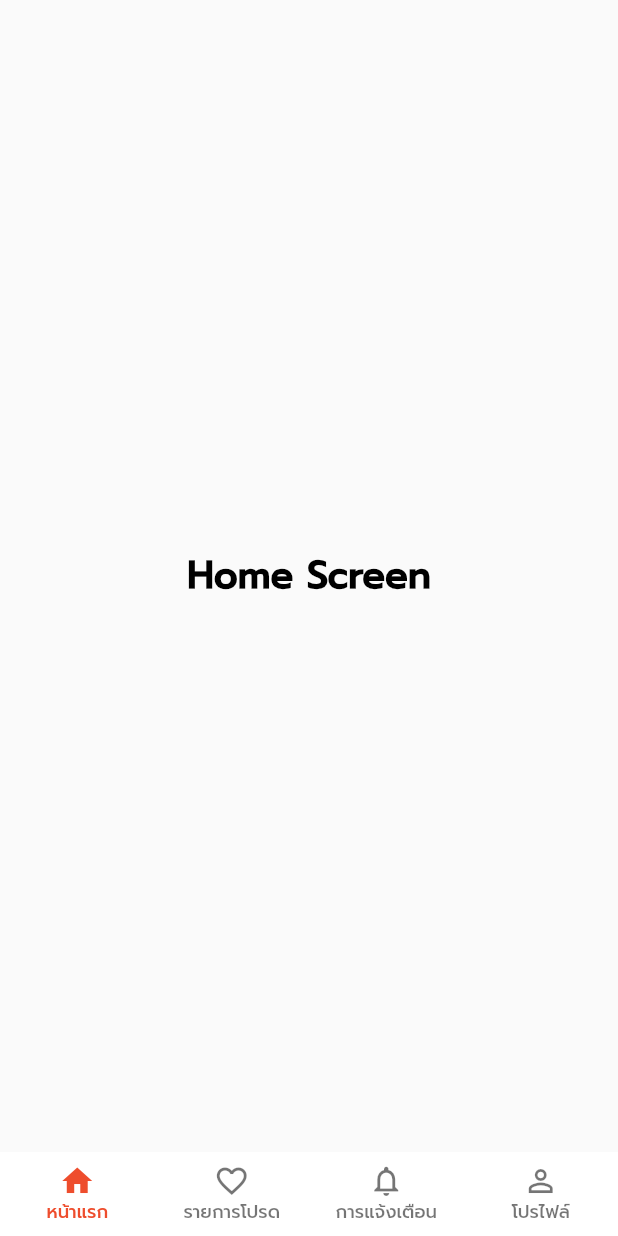
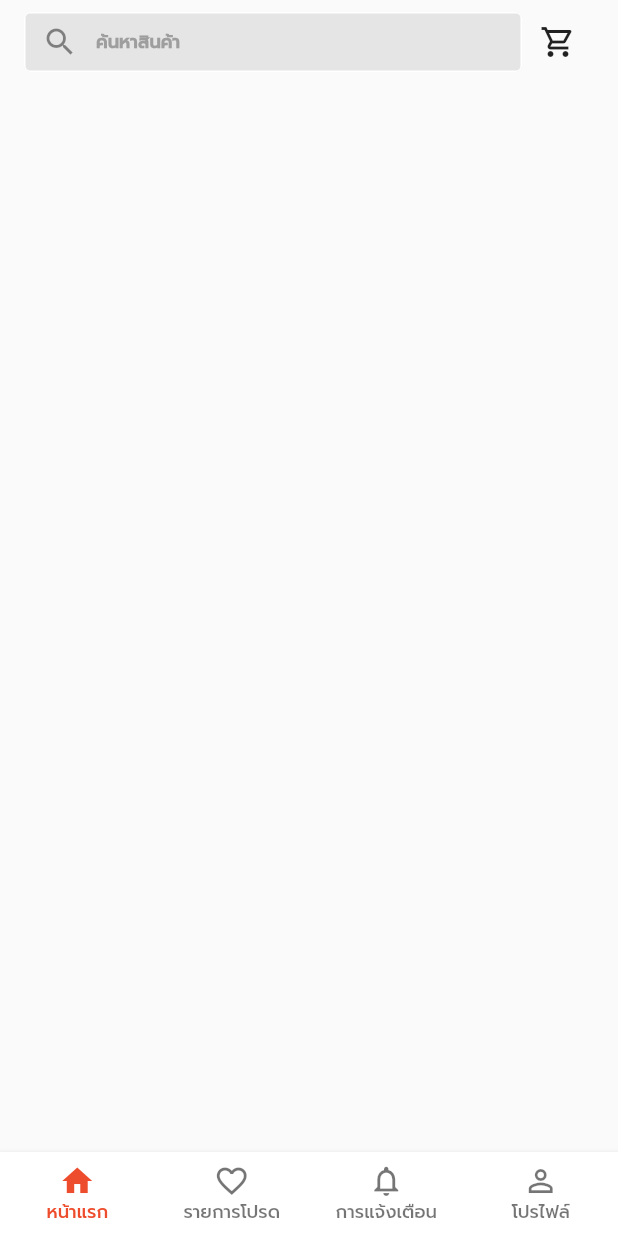
Before and after one commit to 3D-Generation-Project-Kmitl/3d-mobile-flutter, a Flutter app: the screen it shows after launch, on a phone screen of 412 x 824 dp. Run offline on Flutter 3.47's test engine with Material 2 defaults, Android fonts, the phone set to English and light mode, and no system bars; our stand-ins replace cookie_jar, dio, dio_cookie_manager, equatable, flutter_bloc, form_field_validator; network calls fail.

Commit message:
add search box

```diff
--- a/lib/presentation/screens/home_screen.dart
+++ b/lib/presentation/screens/home_screen.dart
@@ -1,4 +1,5 @@
 import 'package:flutter/material.dart';
+import 'package:e_commerce/constants/colors.dart';
 
 class HomeScreen extends StatelessWidget {
   const HomeScreen({Key? key}) : super(key: key);
@@ -7,17 +8,43 @@ class HomeScreen extends StatelessWidget {
   Widget build(BuildContext context) {
     return Scaffold(
         resizeToAvoidBottomInset: false,
+        appBar: AppBar(
+          title: SizedBox(
+            height: 40,
+            child: Row(children: <Widget>[
+              _searchTextField(),
+              IconButton(
+                onPressed: () {},
+                icon: const Icon(Icons.shopping_cart_outlined),
+              ),
+            ]),
+          ),
+        ),
         body: SafeArea(
-            child: Center(
           child: SingleChildScrollView(
               child: Column(
-            children: [
-              Text(
-                "Home Screen",
-                style: Theme.of(context).textTheme.headline1,
-              ),
-            ],
+            children: [],
           )),
-        )));
+        ));
+  }
+
+  Widget _searchTextField() {
+    return const Expanded(
+        child: TextField(
+      decoration: InputDecoration(
+        hintText: 'ค้นหาสินค้า',
+        hintStyle: TextStyle(color: Colors.grey),
+        prefixIcon: Icon(Icons.search),
+        filled: true,
+        fillColor: outlineColor,
+        contentPadding: EdgeInsets.all(8),
+        enabledBorder: OutlineInputBorder(
+          borderSide: BorderSide(color: Colors.white),
+        ),
+        focusedBorder: OutlineInputBorder(
+          borderSide: BorderSide(color: Colors.white),
+        ),
+      ),
+    ));
   }
 }
--- a/lib/presentation/widgets/bottom_navigation.dart
+++ b/lib/presentation/widgets/bottom_navigation.dart
@@ -30,7 +30,18 @@ class _BottomNavigationState extends State<BottomNavigation> {
       resizeToAvoidBottomInset: false,
       extendBody: true,
       body: SafeArea(child: _navigationBarScreenList.elementAt(_selectedIndex)),
-      bottomNavigationBar: BottomNavigationBar(
+      bottomNavigationBar: Container(
+        decoration: BoxDecoration(
+          boxShadow: [
+            BoxShadow(
+              color: Colors.grey.withOpacity(0.14),
+              spreadRadius: 1,
+              blurRadius: 1,
+              offset: const Offset(0, 0), // changes position of shadow
+            ),
+          ],
+        ),
+        child: BottomNavigationBar(
           currentIndex: _selectedIndex,
           onTap: _onItemTapped,
           items: const <BottomNavigationBarItem>[
@@ -56,6 +67,7 @@ class _BottomNavigationState extends State<BottomNavigation> {
             ),
           ],
         ),
+      ),
     );
   }
 
```
Lines whose indentation alone changed are shown as unchanged.
